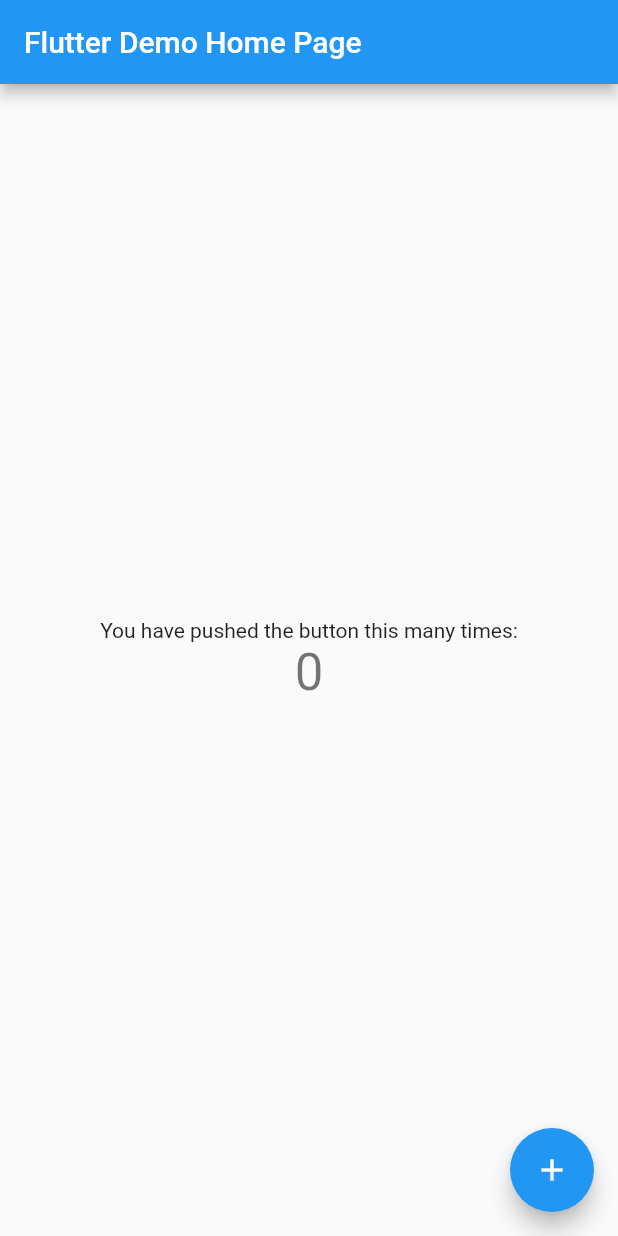
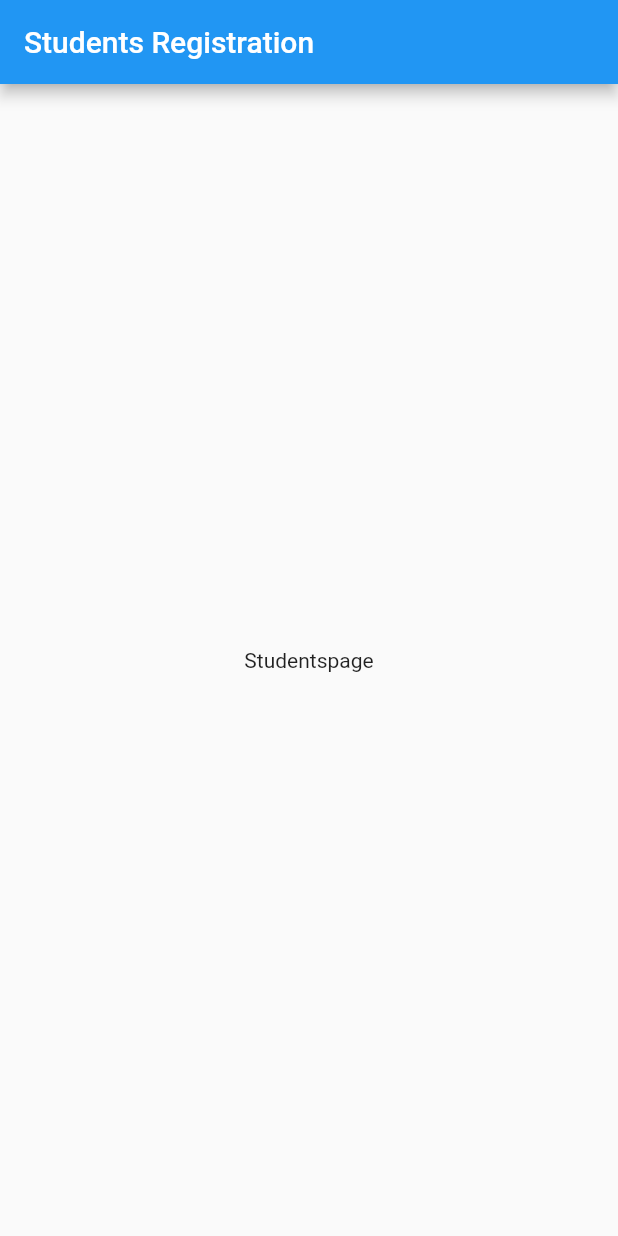
Before and after one commit to abdullahabdulrehman1/Student_Registration_Flutter_App, a Flutter app: the screen it shows after launch, on a phone screen of 412 x 824 dp. Run offline on Flutter 3.47's test engine with Material 2 defaults, Android fonts, the phone set to English and light mode, and no system bars.

Commit message:
initilizing with the UI

```diff
--- a/lib/main.dart
+++ b/lib/main.dart
@@ -1,4 +1,5 @@
 import 'package:flutter/material.dart';
+import 'package:student_registration/pages/students_page.dart';
 
 void main() {
   runApp(const MyApp());
@@ -13,103 +14,11 @@ class MyApp extends StatelessWidget {
     return MaterialApp(
       title: 'Flutter Demo',
       theme: ThemeData(
-        // This is the theme of your application.
-        //
-        // Try running your application with "flutter run". You'll see the
-        // application has a blue toolbar. Then, without quitting the app, try
-        // changing the primarySwatch below to Colors.green and then invoke
-        // "hot reload" (press "r" in the console where you ran "flutter run",
-        // or simply save your changes to "hot reload" in a Flutter IDE).
-        // Notice that the counter didn't reset back to zero; the application
-        // is not restarted.
+
         primarySwatch: Colors.blue,
-      ),
-      home: const MyHomePage(title: 'Flutter Demo Home Page'),
+
+      ),debugShowCheckedModeBanner: false,
+      home: StudentsPage(),
     );
   }
 }
-
-class MyHomePage extends StatefulWidget {
-  const MyHomePage({super.key, required this.title});
-
-  // This widget is the home page of your application. It is stateful, meaning
-  // that it has a State object (defined below) that contains fields that affect
-  // how it looks.
-
-  // This class is the configuration for the state. It holds the values (in this
-  // case the title) provided by the parent (in this case the App widget) and
-  // used by the build method of the State. Fields in a Widget subclass are
-  // always marked "final".
-
-  final String title;
-
-  @override
-  State<MyHomePage> createState() => _MyHomePageState();
-}
-
-class _MyHomePageState extends State<MyHomePage> {
-  int _counter = 0;
-
-  void _incrementCounter() {
-    setState(() {
-      // This call to setState tells the Flutter framework that something has
-      // changed in this State, which causes it to rerun the build method below
-      // so that the display can reflect the updated values. If we changed
-      // _counter without calling setState(), then the build method would not be
-      // called again, and so nothing would appear to happen.
-      _counter++;
-    });
-  }
-
-  @override
-  Widget build(BuildContext context) {
-    // This method is rerun every time setState is called, for instance as done
-    // by the _incrementCounter method above.
-    //
-    // The Flutter framework has been optimized to make rerunning build methods
-    // fast, so that you can just rebuild anything that needs updating rather
-    // than having to individually change instances of widgets.
-    return Scaffold(
-      appBar: AppBar(
-        // Here we take the value from the MyHomePage object that was created by
-        // the App.build method, and use it to set our appbar title.
-        title: Text(widget.title),
-      ),
-      body: Center(
-        // Center is a layout widget. It takes a single child and positions it
-        // in the middle of the parent.
-        child: Column(
-          // Column is also a layout widget. It takes a list of children and
-          // arranges them vertically. By default, it sizes itself to fit its
-          // children horizontally, and tries to be as tall as its parent.
-          //
-          // Invoke "debug painting" (press "p" in the console, choose the
-          // "Toggle Debug Paint" action from the Flutter Inspector in Android
-          // Studio, or the "Toggle Debug Paint" command in Visual Studio Code)
-          // to see the wireframe for each widget.
-          //
-          // Column has various properties to control how it sizes itself and
-          // how it positions its children. Here we use mainAxisAlignment to
-          // center the children vertically; the main axis here is the vertical
-          // axis because Columns are vertical (the cross axis would be
-          // horizontal).
-          mainAxisAlignment: MainAxisAlignment.center,
-          children: <Widget>[
-            const Text(
-              'You have pushed the button this many times:',
-            ),
-            Text(
-              '$_counter',
-              style: Theme.of(context).textTheme.headlineMedium,
-            ),
-          ],
-        ),
-      ),
-      floatingActionButton: FloatingActionButton(
-        onPressed: _incrementCounter,
-        tooltip: 'Increment',
-        child: const Icon(Icons.add),
-      ), // This trailing comma makes auto-formatting nicer for build methods.
-    );
-  }
-}
--- /dev/null
+++ b/lib/pages/students_page.dart
@@ -0,0 +1,20 @@
+import 'package:flutter/material.dart';
+import 'package:flutter/src/widgets/framework.dart';
+import 'package:flutter/src/widgets/placeholder.dart';
+
+class StudentsPage extends StatefulWidget {
+  const StudentsPage({super.key});
+
+  @override
+  State<StudentsPage> createState() => _StudentsPageState();
+}
+
+class _StudentsPageState extends State<StudentsPage> {
+  @override
+  Widget build(BuildContext context) {
+    return Scaffold(
+      appBar: AppBar(title: Text("Students Registration"), ),
+      body: SafeArea(child: Center(child: Text("Studentspage"),)),
+    );
+  }
+}
```
